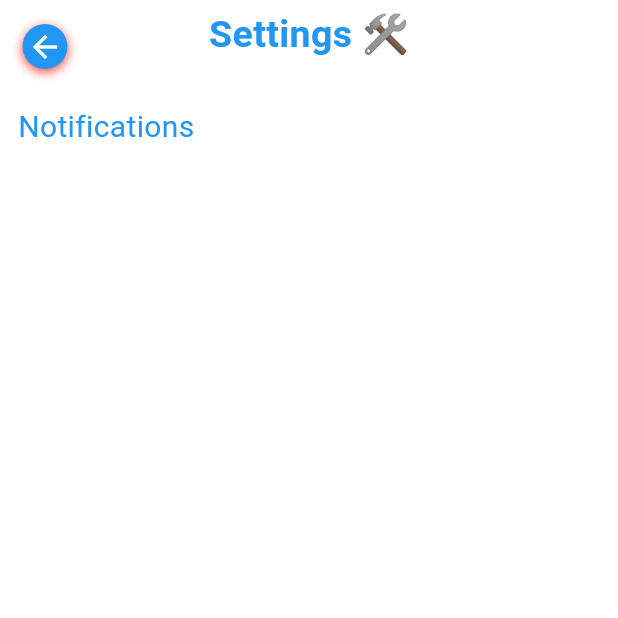
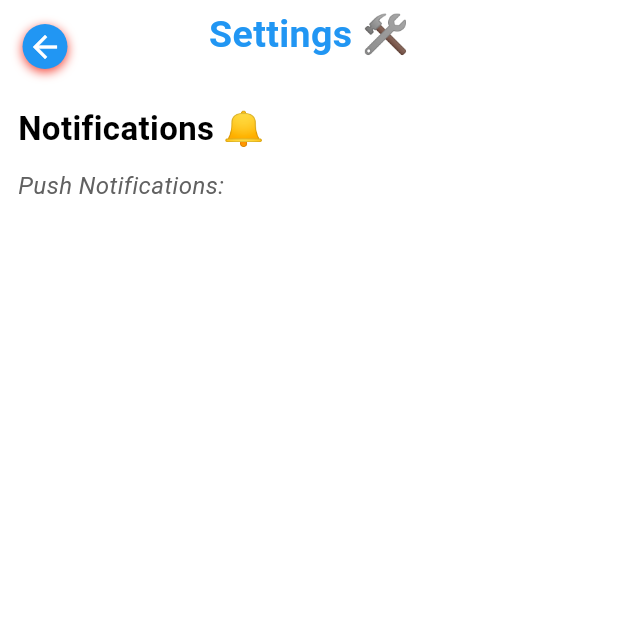
Before and after one commit to Yvonne-Wanja-1/appy, a Flutter app: the SettingsPage screen opened by its route, on a phone screen of 412 x 824 dp, the top half of it. Run offline on Flutter 3.47's test engine with Material 3 defaults, Android fonts, the phone set to English and light mode, and no system bars; our stand-ins replace animated_text_kit, curved_navigation_bar, font_awesome_flutter, google_fonts, image_cropper, image_picker and 1 more; missing offline and left inert: open_file_plus.

Commit message:
changed some texts

```diff
--- a/appy/lib/pages/pages/settings.dart
+++ b/appy/lib/pages/pages/settings.dart
@@ -67,16 +67,32 @@ class SettingsPage extends StatelessWidget {
 
 SizedBox(height: 24,),
 
+    Padding(
+      padding: const EdgeInsets.only(left:12),
+      child: Text('Notifications 🔔',
+      style: TextStyle(fontSize: 22,
+      fontWeight: FontWeight.bold,
+      color: Colors.black),
+      //textAlign: TextAlign.center,
+       ),
+    ),
+
+    SizedBox(height: 10),
+
 Padding(
   padding: const EdgeInsets.only(left:12),
-  child: Text('Notifications',
-  style: TextStyle(fontSize: 20,
-  fontWeight: FontWeight.black,
-   color: Colors.blue),
+  child: Text('Push Notifications:',
+  style: TextStyle(fontSize: 16,
+ // fontWeight: FontWeight.bold,
+ fontStyle: FontStyle.italic,
+   color:  Colors.grey.shade700),
+  ),
    //textAlign: TextAlign.center,
    ),
-),
-            SizedBox(height: 16,),
+
+
+SizedBox(height: 16,),
+
 
 
 
```
